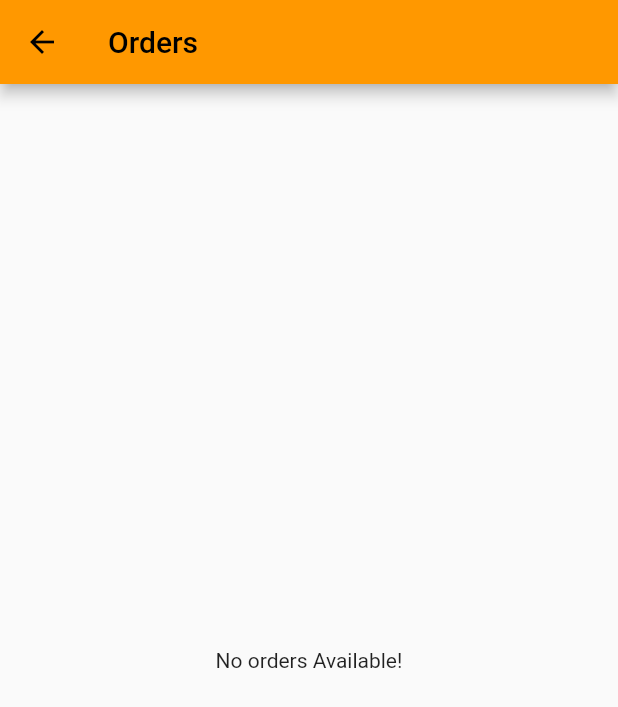
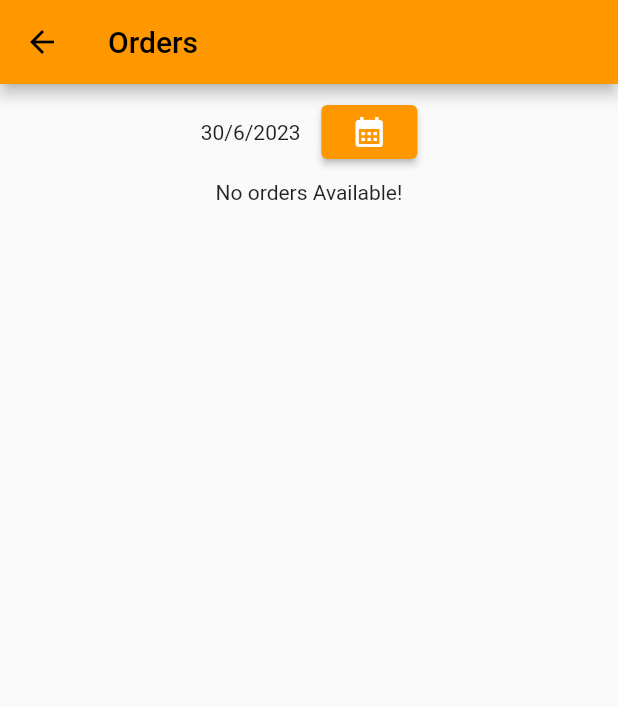
Before and after one commit to nomnomtiffin/LunchBox, a Flutter app: the AdminCustomOrderListPage screen opened directly, on a phone screen of 412 x 824 dp. Shown: the top 707 px of the screen. Run offline on Flutter 3.47's test engine with Material 2 defaults, Android fonts, the phone set to English and light mode, and no system bars; our stand-ins replace cloud_firestore, firebase_auth, firebase_core, flutter_riverpod, pinput, qr_flutter; missing offline and left inert: customizable_counter; accounts and stored records are empty; generated files the repository leaves out were written again.

Commit message:
Added date picker

```diff
--- a/lib/order/admin_custom_order_list_page.dart
+++ b/lib/order/admin_custom_order_list_page.dart
@@ -15,19 +15,23 @@ class _AdminCustomOrderListPageState
     extends ConsumerState<AdminCustomOrderListPage> {
   bool isLoading = false;
   List<AppOrder> orders = [];
+  DateTime selectedDate = DateTime(2023);
 
   @override
   void initState() {
     super.initState();
+    //TODO replace the hardcoded date with DateTime.now
+    DateTime currentDate = DateTime(2023, 6, 30);
     setState(() {
+      selectedDate = currentDate;
       isLoading = true;
     });
+    getData(currentDate);
+  }
+
+  void getData(DateTime currentDate) {
     List<AppOrder> customOrders = [];
-    ref
-        .read(orderListProvider.notifier)
-        .loadOrders(DateTime(2023, 6, 30))
-        .then((value) {
-      //TODO replace the hardcoded date with dynamic date
+    ref.read(orderListProvider.notifier).loadOrders(currentDate).then((value) {
       value.forEach((order) {
         if (order.selectedCustomMenu.isNotEmpty) {
           customOrders.add(order);
@@ -46,7 +50,28 @@ class _AdminCustomOrderListPageState
       appBar: AppBar(
         title: const Text("Orders"),
       ),
-      body: isLoading
+      body: SafeArea(
+        child: Column(
+          children: [
+            Padding(
+              padding: const EdgeInsets.all(8.0),
+              child: Row(
+                children: [
+                  const Spacer(),
+                  Text(
+                      '${selectedDate.day}/${selectedDate.month}/${selectedDate.year}    '),
+                  ElevatedButton(
+                    onPressed: changeDate,
+                    child: const Icon(
+                      Icons.calendar_month,
+                      color: Colors.white,
+                    ),
+                  ),
+                  const Spacer(),
+                ],
+              ),
+            ),
+            isLoading
                 ? const SafeArea(
                     child: Center(
                       child: CircularProgressIndicator(),
@@ -57,9 +82,7 @@ class _AdminCustomOrderListPageState
                         child: Center(
                         child: Text("No orders Available!"),
                       ))
-              : SafeArea(
-                  child: Padding(
-                      padding: const EdgeInsets.all(8.0),
+                    : Expanded(
                         child: ListView.separated(
                           itemBuilder: (BuildContext context, int index) {
                             //See the example of list view then start
@@ -94,7 +117,10 @@ class _AdminCustomOrderListPageState
                             return const Divider();
                           },
                           itemCount: orders.length,
-                      )),
+                        ),
+                      ),
+          ],
+        ),
       ),
     );
   }
@@ -112,4 +138,18 @@ class _AdminCustomOrderListPageState
       style: const TextStyle(fontWeight: FontWeight.bold),
     );
   }
+
+  void changeDate() async {
+    DateTime? newDate = await showDatePicker(
+        context: context,
+        initialDate: selectedDate,
+        firstDate: DateTime(2022),
+        lastDate: DateTime.now());
+    if (newDate == null) return;
+    setState(() {
+      selectedDate = newDate;
+      isLoading = true;
+    });
+    getData(newDate);
   }
+}
--- a/lib/provider/order_list_provider.dart
+++ b/lib/provider/order_list_provider.dart
@@ -36,6 +36,8 @@ class OrderListNotifier extends StateNotifier<List<AppOrder>> {
         }
       }
       state = orders;
+    } else {
+      state = List.empty();
     }
     return state;
   }
```
Also changed, not shown: lib/order/admin_order_summary_page.dart (+56 -6 lines). Lines whose indentation alone changed are shown as unchanged.
